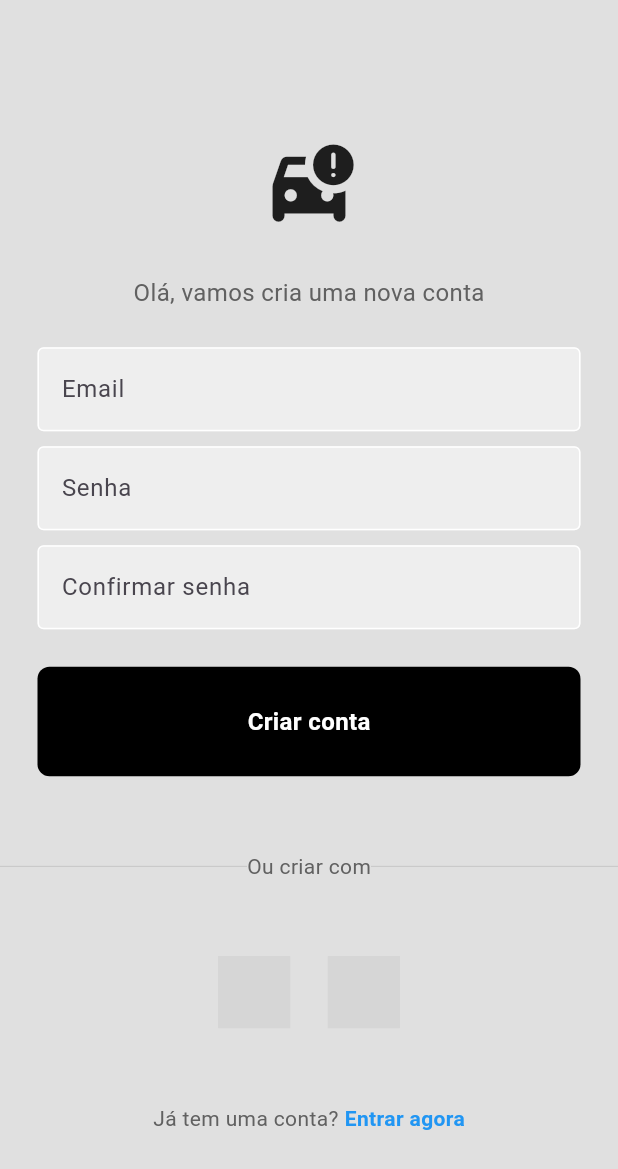
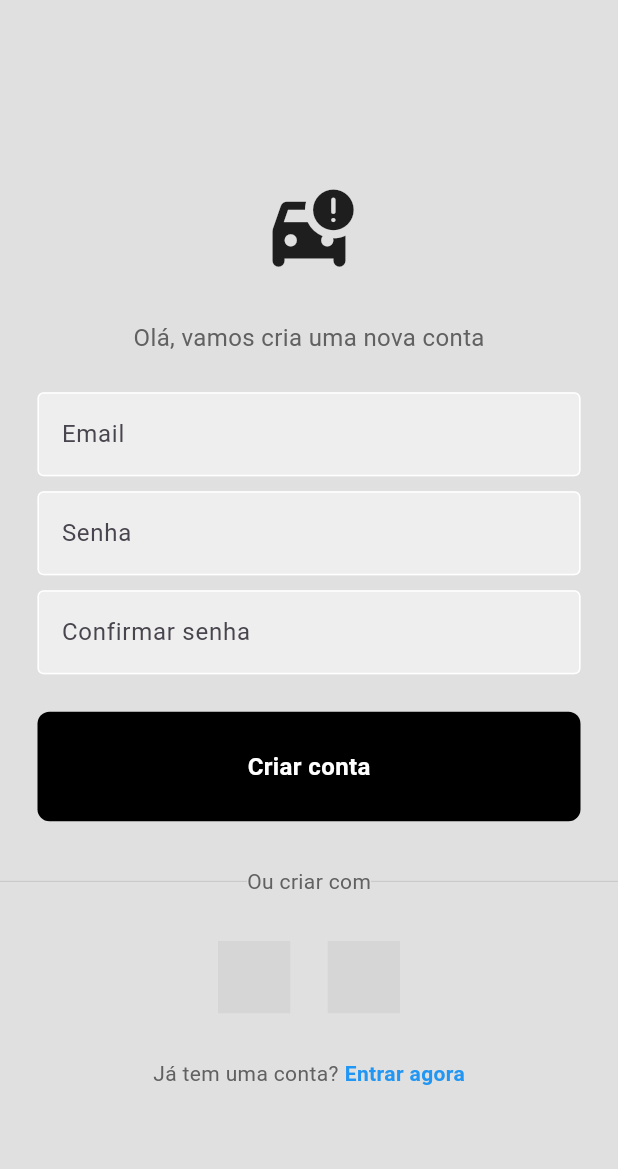
Before and after one commit to NelsonChad/boleia, a Flutter app: the screen it shows after launch, after a tap on "Criar uma agora", on a phone screen of 412 x 824 dp. Shown: the top 1169 px of the screen. Run offline on Flutter 3.47's test engine with Material 3 defaults, Android fonts, the phone set to English and light mode, and no system bars; our stand-ins replace dropdown_button2, firebase_core, flutter_rating_bar; accounts and stored records are empty; statements that could not run were skipped; grey boxes are pictures that could not be loaded.

Commit message:
fix heights in Login and Signup

```diff
--- a/lib/ui/views/login/login_view.dart
+++ b/lib/ui/views/login/login_view.dart
@@ -25,13 +25,13 @@ class LoginPage extends StatelessWidget {
             child: Column(
               mainAxisAlignment: MainAxisAlignment.center,
               children: [
-                const SizedBox(height: 50),
+                const SizedBox(height: 40),
                 // logo
                 const Icon(
                   Icons.car_crash_rounded,
                   size: 100,
                 ),
-                const SizedBox(height: 50),
+                const SizedBox(height: 30),
                 // welcome back, you've been missed
                 Text(
                   'Bem vindo de volta, sentimos sua falta',
@@ -79,7 +79,7 @@ class LoginPage extends StatelessWidget {
                   text: 'Iniciar sessão',
                 ),
 
-                const SizedBox(height: 50),
+                const SizedBox(height: 30),
 
                 // or continue with
                 Row(
@@ -102,7 +102,7 @@ class LoginPage extends StatelessWidget {
                     ),
                   ],
                 ),
-                const SizedBox(height: 50),
+                const SizedBox(height: 30),
                 const Row(
                   mainAxisAlignment: MainAxisAlignment.center,
                   children: [
@@ -111,7 +111,7 @@ class LoginPage extends StatelessWidget {
                     SquareTile(imagePath: 'assets/facebook.png')
                   ],
                 ),
-                const SizedBox(height: 50),
+                const SizedBox(height: 30),
                 Row(
                   mainAxisAlignment: MainAxisAlignment.center,
                   children: [
--- a/lib/ui/views/passagers/passager_signup/signup_page.dart
+++ b/lib/ui/views/passagers/passager_signup/signup_page.dart
@@ -71,7 +71,7 @@ class RegisterPage extends StatelessWidget {
                   text: 'Criar conta',
                 ),
 
-                const SizedBox(height: 50),
+                const SizedBox(height: 30),
 
                 // or continue with
                 Row(
@@ -94,7 +94,7 @@ class RegisterPage extends StatelessWidget {
                     ),
                   ],
                 ),
-                const SizedBox(height: 50),
+                const SizedBox(height: 30),
                 const Row(
                   mainAxisAlignment: MainAxisAlignment.center,
                   children: [
@@ -103,7 +103,7 @@ class RegisterPage extends StatelessWidget {
                     SquareTile(imagePath: 'assets/facebook.png')
                   ],
                 ),
-                const SizedBox(height: 50),
+                const SizedBox(height: 30),
                 Row(
                   mainAxisAlignment: MainAxisAlignment.center,
                   children: [
```
